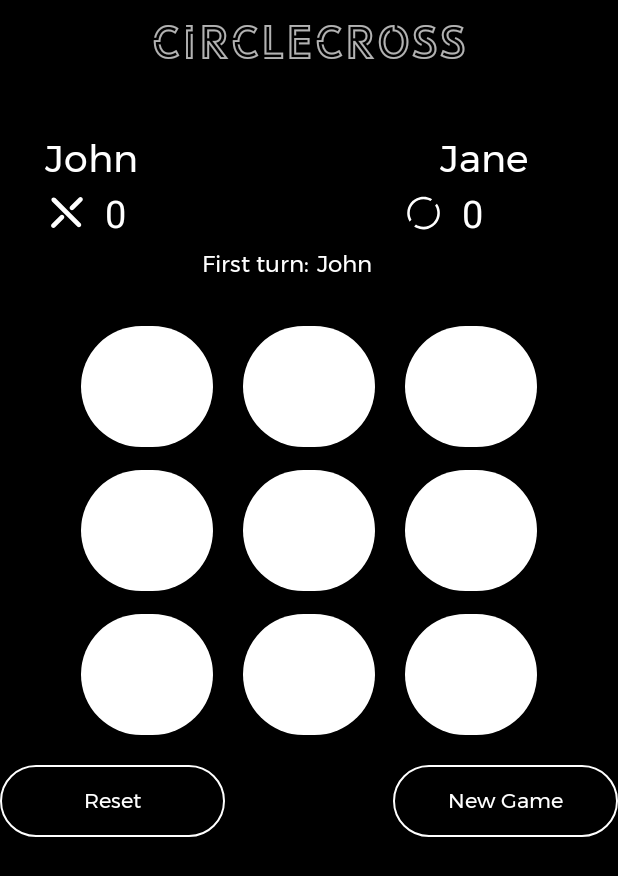
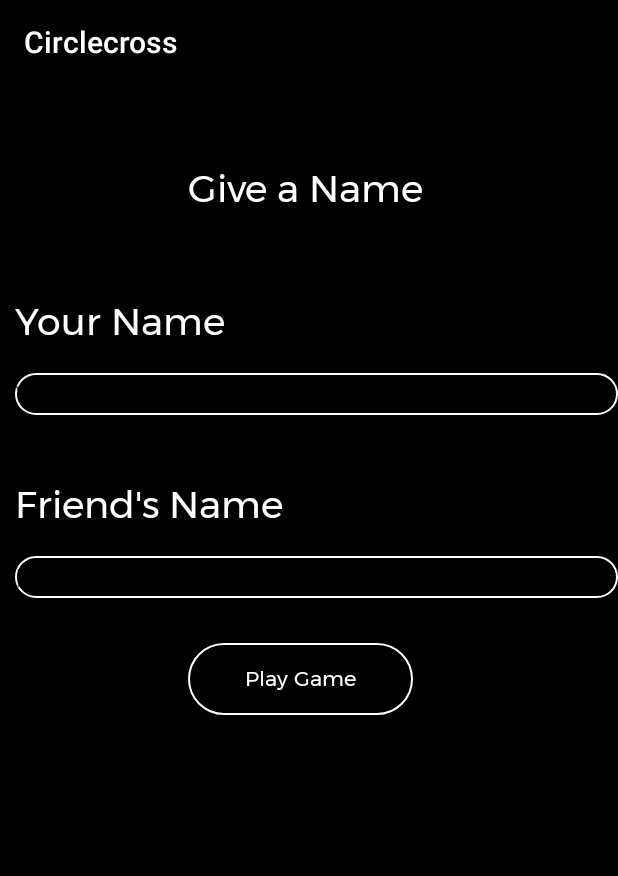
Before and after one commit to firazyn/cc-tictactoe, an Android app: the PlayGame screen opened directly, with no data from a screen before it, after a tap on "Player Vs Player", on a phone screen of 412 x 824 dp. Shown: the top 876 px of the screen. Run offline under Robolectric (Android 15) with nearby library versions, the phone set to English and light mode, and no system bars.

Commit message:
Added GivePlayerName, modified dialog_winner.xml, better translated strings.xml

```diff
--- /dev/null
+++ b/app/src/main/java/com/firaz/tictactoe/GivePlayerName.java
@@ -0,0 +1,53 @@
+package com.firaz.tictactoe;
+
+import androidx.appcompat.app.AppCompatActivity;
+
+import android.content.Intent;
+import android.os.Bundle;
+import android.text.TextUtils;
+import android.view.View;
+import android.widget.Button;
+import android.widget.EditText;
+
+public class GivePlayerName extends AppCompatActivity implements View.OnClickListener {
+
+    private EditText edtPlayer1Name, edtPlayer2Name;
+    private Button btnPlayGame;
+
+    @Override
+    protected void onCreate(Bundle savedInstanceState) {
+        super.onCreate(savedInstanceState);
+        setContentView(R.layout.activity_give_player_name);
+
+        edtPlayer1Name = findViewById(R.id.edit_p1_name);
+        edtPlayer2Name = findViewById(R.id.edit_p2_name);
+        btnPlayGame = findViewById(R.id.play_game);
+
+        btnPlayGame.setOnClickListener(this);
+    }
+
+    @Override
+    public void onClick(View v) {
+        if (v.getId() == R.id.play_game) {
+            String player1Name = edtPlayer1Name.getText().toString().trim();
+            String player2Name = edtPlayer2Name.getText().toString().trim();
+            boolean isEmptyFields = false;
+
+            if (TextUtils.isEmpty(player1Name)) {
+                isEmptyFields = true;
+                edtPlayer1Name.setError(getText(R.string.name_error));
+            }
+            if (TextUtils.isEmpty(player2Name)) {
+                isEmptyFields = true;
+                edtPlayer2Name.setError(getText(R.string.name_error));
+            }
+            if(!isEmptyFields) {
+                //Explicit Intent (Move act with data)
+                Intent toPlayTheGame = new Intent(GivePlayerName.this, PlayerVersusPlayer.class);
+                toPlayTheGame.putExtra(PlayerVersusPlayer.PLAYER_ONE_NAME, player1Name);
+                toPlayTheGame.putExtra(PlayerVersusPlayer.PLAYER_TWO_NAME, player2Name);
+                startActivity(toPlayTheGame);
+            }
+        }
+    }
+}
--- a/app/src/main/java/com/firaz/tictactoe/PlayGame.java
+++ b/app/src/main/java/com/firaz/tictactoe/PlayGame.java
@@ -6,8 +6,9 @@ import androidx.appcompat.app.AppCompatActivity;
 import android.content.Intent;
 import android.os.Bundle;
 import android.view.View;
+import android.widget.Button;
 
-public class PlayGame extends AppCompatActivity {
+public class PlayGame extends AppCompatActivity implements View.OnClickListener{
 
     @Override
     protected void onCreate(Bundle savedInstanceState) {
@@ -17,15 +18,22 @@ public class PlayGame extends AppCompatActivity {
         getSupportActionBar().setDisplayOptions(ActionBar.DISPLAY_SHOW_CUSTOM);
         getSupportActionBar().setDisplayShowCustomEnabled(true);
         getSupportActionBar().setCustomView(R.layout.custom_actionbar_main);
+
+        Button buttonPVP = findViewById(R.id.btn_pvsp);
+        Button buttonPVC = findViewById(R.id.btn_pvsc);
+
+        buttonPVP.setOnClickListener(this);
+        buttonPVC.setOnClickListener(this);
     }
 
-    public void pvp(View v) {
-        Intent pvp = new Intent(PlayGame.this, PlayerVersusPlayer.class);
-        startActivity(pvp);
-    }
-
-    public void pvc(View v) {
-        Intent pvc = new Intent(PlayGame.this, PlayerVersusComputer.class);
-        startActivity(pvc);
+    @Override
+    public void onClick(View v) {
+        if(v.getId() == R.id.btn_pvsp) {
+            Intent gvn = new Intent(PlayGame.this, GivePlayerName.class);
+            startActivity(gvn);
+        } else {
+            Intent pvc = new Intent(PlayGame.this, PlayerVersusComputer.class);
+            startActivity(pvc);
+        }
     }
 }
--- a/app/src/main/java/com/firaz/tictactoe/PlayerVersusComputer.java
+++ b/app/src/main/java/com/firaz/tictactoe/PlayerVersusComputer.java
@@ -30,8 +30,7 @@ public class PlayerVersusComputer extends AppCompatActivity implements View.OnCl
     private Button btnDismissDialog;
     private ImageView imgWinner;
 
-    private String player1Name = "John";
-    private String player2Name = "Jane";
+    private String player1Name, player2Name;
 
     @Override
     protected void onCreate(Bundle savedInstanceState) {
--- /dev/null
+++ b/app/src/main/res/layout/activity_give_player_name.xml
@@ -0,0 +1,93 @@
+<?xml version="1.0" encoding="utf-8"?>
+<androidx.constraintlayout.widget.ConstraintLayout xmlns:android="http://schemas.android.com/apk/res/android"
+    xmlns:app="http://schemas.android.com/apk/res-auto"
+    xmlns:tools="http://schemas.android.com/tools"
+    android:layout_width="match_parent"
+    android:layout_height="match_parent"
+    tools:context=".GivePlayerName"
+    android:background="@color/colorPrimary">
+
+    <TextView
+        android:id="@+id/title_give_a_name"
+        android:layout_width="wrap_content"
+        android:layout_height="wrap_content"
+        android:layout_marginStart="125dp"
+        android:layout_marginTop="50dp"
+        android:fontFamily="@font/montserrat"
+        android:textColor="@color/colorText"
+        android:textSize="25sp"
+        android:text="@string/give_a_name"
+        app:layout_constraintLeft_toLeftOf="parent"
+        app:layout_constraintTop_toTopOf="parent"/>
+
+    <TextView
+        android:id="@+id/title_p1_name"
+        android:layout_width="wrap_content"
+        android:layout_height="wrap_content"
+        android:layout_marginStart="10dp"
+        android:layout_marginTop="50dp"
+        android:fontFamily="@font/montserrat"
+        android:textColor="@color/colorText"
+        android:textSize="25sp"
+        android:text="@string/player_one_name"
+        app:layout_constraintLeft_toLeftOf="parent"
+        app:layout_constraintTop_toBottomOf="@+id/title_give_a_name"/>
+
+    <EditText
+        android:id="@+id/edit_p1_name"
+        android:layout_width="match_parent"
+        android:layout_height="wrap_content"
+        android:layout_marginStart="10dp"
+        android:layout_marginTop="15dp"
+        android:background="@drawable/btn_ver1"
+        android:fontFamily="@font/montserrat"
+        android:textColor="@color/colorText"
+        android:hint="@string/player_one_name"
+        android:inputType="textCapSentences|textAutoCorrect"
+        android:lines="1"
+        app:layout_constraintLeft_toLeftOf="parent"
+        app:layout_constraintTop_toBottomOf="@+id/title_p1_name"/>
+
+    <TextView
+        android:id="@+id/title_p2_name"
+        android:layout_width="wrap_content"
+        android:layout_height="wrap_content"
+        android:layout_marginStart="10dp"
+        android:layout_marginTop="40dp"
+        android:fontFamily="@font/montserrat"
+        android:textColor="@color/colorText"
+        android:textSize="25sp"
+        android:text="@string/player_two_name"
+        app:layout_constraintLeft_toLeftOf="parent"
+        app:layout_constraintTop_toBottomOf="@+id/edit_p1_name"/>
+
+    <EditText
+        android:id="@+id/edit_p2_name"
+        android:layout_width="match_parent"
+        android:layout_height="wrap_content"
+        android:layout_marginStart="10dp"
+        android:layout_marginTop="15dp"
+        android:background="@drawable/btn_ver1"
+        android:fontFamily="@font/montserrat"
+        android:textColor="@color/colorText"
+        android:hint="@string/player_two_name"
+        android:inputType="textCapSentences|textAutoCorrect"
+        android:lines="1"
+        app:layout_constraintLeft_toLeftOf="parent"
+        app:layout_constraintTop_toBottomOf="@+id/title_p2_name"/>
+
+    <Button
+        android:id="@+id/play_game"
+        android:layout_width="150dp"
+        android:layout_height="wrap_content"
+        android:background="@drawable/btn_ver1"
+        android:layout_marginStart="125dp"
+        android:layout_marginTop="30dp"
+        android:fontFamily="@font/montserrat"
+        android:text="@string/play_game"
+        android:textAllCaps="false"
+        android:textColor="@color/colorText"
+        app:layout_constraintLeft_toLeftOf="parent"
+        app:layout_constraintTop_toBottomOf="@id/edit_p2_name"/>
+
+</androidx.constraintlayout.widget.ConstraintLayout>
--- a/app/src/main/res/layout/layout_3x3_pvc.xml
+++ b/app/src/main/res/layout/layout_3x3_pvc.xml
@@ -21,6 +21,7 @@
             android:layout_marginStart="30dp"
             android:fontFamily="@font/montserrat"
             android:textColor="@color/colorText"
+            android:text="@string/cpu_pvc"
             android:textSize="25sp"
             app:layout_constraintLeft_toLeftOf="parent"
             app:layout_constraintTop_toTopOf="parent" />
@@ -29,10 +30,11 @@
             android:id="@+id/name_p2"
             android:layout_width="wrap_content"
             android:layout_height="wrap_content"
-            android:layout_marginEnd="60dp"
+            android:layout_marginEnd="70dp"
             android:fontFamily="@font/montserrat"
             android:textColor="@color/colorText"
             android:textSize="25sp"
+            android:text="@string/you_pvc"
             app:layout_constraintRight_toRightOf="parent"
             app:layout_constraintTop_toTopOf="parent" />
 
@@ -51,7 +53,7 @@
             android:id="@+id/score_p2"
             android:layout_width="wrap_content"
             android:layout_height="wrap_content"
-            android:layout_marginEnd="30dp"
+            android:layout_marginEnd="5dp"
             android:text="@string/default_score"
             android:textColor="@color/colorText"
             android:textSize="25sp"
--- a/app/src/main/res/values/strings.xml
+++ b/app/src/main/res/values/strings.xml
@@ -3,7 +3,7 @@
     <string name="reset">Reset</string>
     <string name="default_score">0</string>
     <string name="new_game">New Game</string>
-    <string name="won_text">Won The Round!</string>
+    <string name="won_text">won the round!</string>
     <string name="dismiss_dialog">@android:string/ok</string>
     <string name="turn_status">First turn:</string>
     <string name="main_menu">Main Menu</string>
@@ -11,8 +11,15 @@
     <string name="how_to_play">How To Play</string>
     <string name="about">About</string>
     <string name="tq">Thanks</string>
-    <string name="pvsc">Player Vs Komputer</string>
-    <string name="pt">Project Team :</string>
+    <string name="pvsc">Player Vs Computer</string>
+    <string name="pvsp">Player Vs Player</string>
+    <string name="give_a_name">Give a Name</string>
+    <string name="player_one_name">Your Name</string>
+    <string name="player_two_name">Friend\'s Name</string>
+    <string name="cpu_pvc">Computer</string>
+    <string name="you_pvc">You</string>
+    <string name="name_error">Name cannot be empty</string>
+    <string name="pt">Project Team</string>
     <string name="changeLang">Change Language</string>
     <string name="frz">Firaztori Yusuf Nurwanto - Project Leader, Developer </string>
     <string name="ido">Ridho Alrafi - Main Developer, Designer</string>
```
Also changed, not shown: app/src/main/AndroidManifest.xml (+6 -5 lines), app/src/main/java/com/firaz/tictactoe/HowToPlay.java (+0 -14 lines), app/src/main/java/com/firaz/tictactoe/PlayerVersusPlayer.java (+18 -6 lines), app/src/main/res/layout/dialog_winner.xml (+9 -10 lines), app/src/main/res/layout/play_game.xml (+5 -5 lines), 2 other files.
